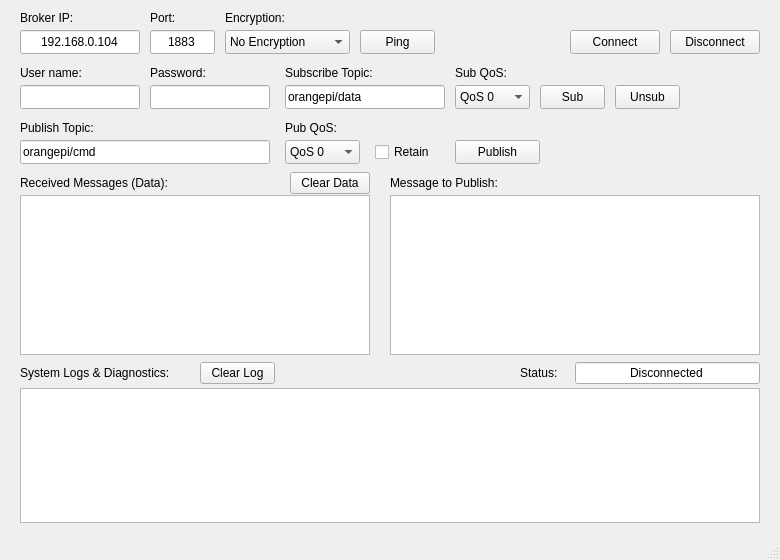
Before: the Qt Designer form mainwindow.ui in LazyLoon05/MQTT_PC_pi, drawn with Qt 5.
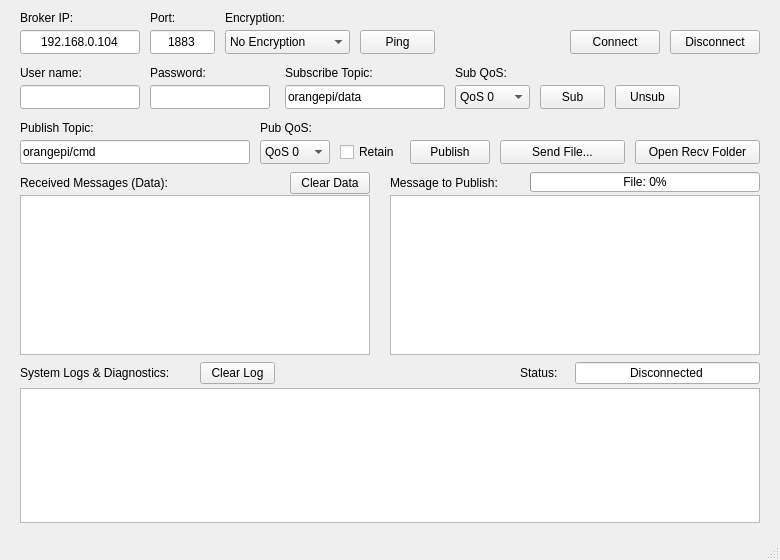
After: the same form once the commit is applied.

Commit message: Add bidirectional chunked file transfer with SHA-256 verification and progress tracking

```diff
--- a/mainwindow.ui
+++ b/mainwindow.ui
@@ -303,7 +303,7 @@
      <rect>
       <x>20</x>
       <y>140</y>
-      <width>250</width>
+      <width>230</width>
       <height>24</height>
      </rect>
     </property>
@@ -314,7 +314,7 @@
    <widget class="QLabel" name="label_pub_qos">
     <property name="geometry">
      <rect>
-      <x>285</x>
+      <x>260</x>
       <y>120</y>
       <width>55</width>
       <height>16</height>
@@ -327,9 +327,9 @@
    <widget class="QComboBox" name="PubQosCombo">
     <property name="geometry">
      <rect>
-      <x>285</x>
+      <x>260</x>
       <y>140</y>
-      <width>75</width>
+      <width>70</width>
       <height>24</height>
      </rect>
     </property>
@@ -352,9 +352,9 @@
    <widget class="QCheckBox" name="RetainCheck">
     <property name="geometry">
      <rect>
-      <x>375</x>
+      <x>340</x>
       <y>140</y>
-      <width>75</width>
+      <width>65</width>
       <height>24</height>
      </rect>
     </property>
@@ -365,9 +365,9 @@
    <widget class="QPushButton" name="SendButton">
     <property name="geometry">
      <rect>
-      <x>455</x>
+      <x>410</x>
       <y>140</y>
-      <width>85</width>
+      <width>80</width>
       <height>24</height>
      </rect>
     </property>
@@ -375,6 +375,32 @@
      <string>Publish</string>
     </property>
    </widget>
+   <widget class="QPushButton" name="SendFileButton">
+    <property name="geometry">
+     <rect>
+      <x>500</x>
+      <y>140</y>
+      <width>125</width>
+      <height>24</height>
+     </rect>
+    </property>
+    <property name="text">
+     <string>Send File...</string>
+    </property>
+   </widget>
+   <widget class="QPushButton" name="OpenFolderButton">
+    <property name="geometry">
+     <rect>
+      <x>635</x>
+      <y>140</y>
+      <width>125</width>
+      <height>24</height>
+     </rect>
+    </property>
+    <property name="text">
+     <string>Open Recv Folder</string>
+    </property>
+   </widget>
 
    <!-- Row 4: Messages Received vs Send Payload -->
    <widget class="QLabel" name="label_recv">
@@ -419,7 +445,7 @@
      <rect>
       <x>390</x>
       <y>175</y>
-      <width>150</width>
+      <width>130</width>
       <height>16</height>
      </rect>
     </property>
@@ -427,6 +453,25 @@
      <string>Message to Publish:</string>
     </property>
    </widget>
+   <widget class="QProgressBar" name="FileProgressBar">
+    <property name="geometry">
+     <rect>
+      <x>530</x>
+      <y>172</y>
+      <width>230</width>
+      <height>20</height>
+     </rect>
+    </property>
+    <property name="value">
+     <number>0</number>
+    </property>
+    <property name="alignment">
+     <set>Qt::AlignCenter</set>
+    </property>
+    <property name="format">
+     <string>File: %p%</string>
+    </property>
+   </widget>
    <widget class="QPlainTextEdit" name="SendEdit">
     <property name="geometry">
      <rect>
```
Left out of the diff: 2 changed lines with no effect on the pictures. The commit also changes 6 other files.
